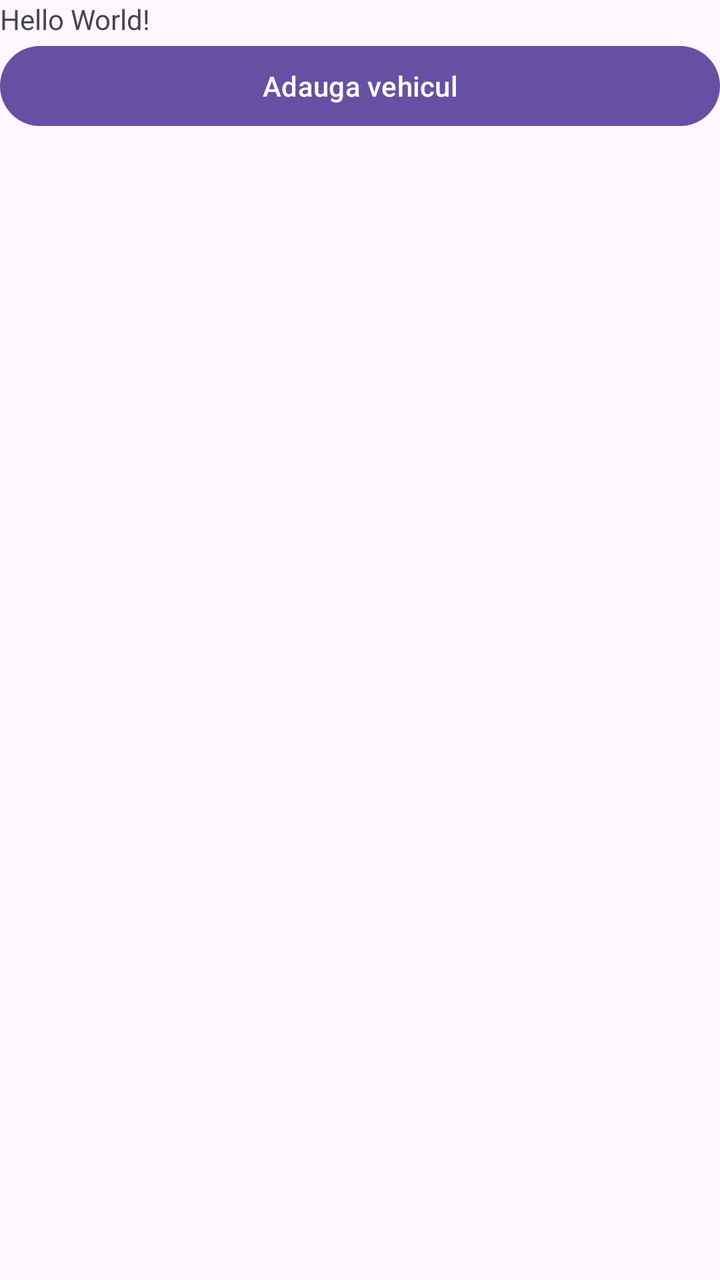
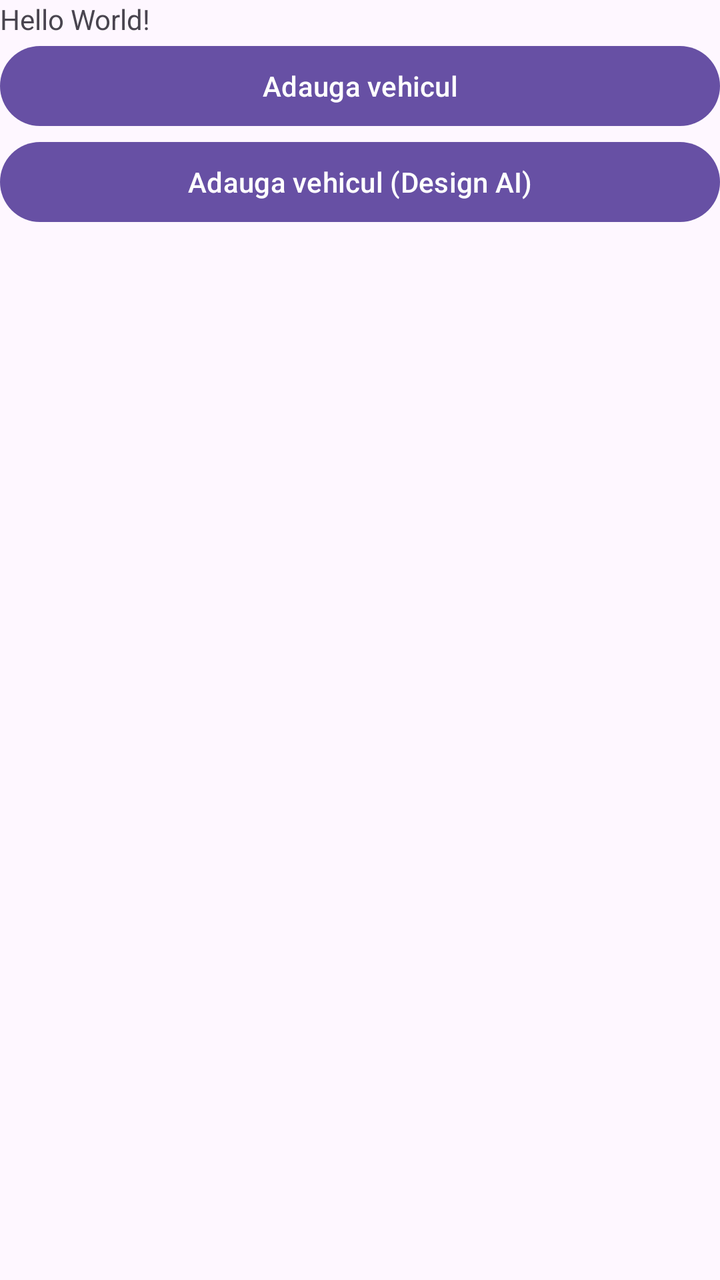

Screens rendered from an Android XML layout before and after an edit, with the pre-edit source and the edit as a unified diff.
<!-- AndroidManifest.xml: application theme Theme.Seminar3 -->
<!-- res/layout/activity_main.xml -->
<?xml version="1.0" encoding="utf-8"?>
<LinearLayout xmlns:android="http://schemas.android.com/apk/res/android"
    xmlns:app="http://schemas.android.com/apk/res-auto"
    xmlns:tools="http://schemas.android.com/tools"
    android:id="@+id/main"
    android:orientation="vertical"
    android:layout_width="match_parent"
    android:layout_height="match_parent"
    tools:context=".MainActivity">

    <TextView
        android:id="@+id/rezultat_TV"
        android:layout_width="wrap_content"
        android:layout_height="wrap_content"
        android:text="Hello World!" />

    <Button
        android:layout_width="match_parent"
        android:layout_height="wrap_content"
        android:text="Adauga vehicul"
        android:onClick="deschideActivitate" />

</LinearLayout>
<!-- resources referenced by this layout -->
<resources>
  <style name="Theme.Seminar3" parent="Base.Theme.Seminar3" />
  <style name="Base.Theme.Seminar3" parent="Theme.Material3.DayNight.NoActionBar">
          
          
      </style>
</resources>

<!-- the commit's change to res/layout/activity_main.xml (unified diff, before → after) -->
@@ -20,4 +20,10 @@
         android:text="Adauga vehicul"
         android:onClick="deschideActivitate" />
 
+    <Button
+        android:layout_width="match_parent"
+        android:layout_height="wrap_content"
+        android:text="Adauga vehicul (Design AI)"
+        android:onClick="deschideActivitateAI" />
+
 </LinearLayout>
